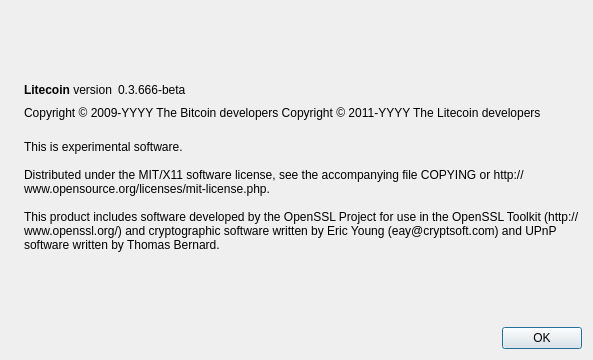
Before: the Qt Designer form src/qt/forms/aboutdialog.ui in aglehcoin-project/ac, drawn with Qt 5.
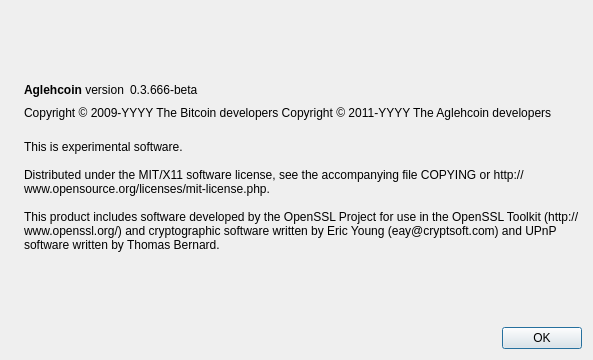
After: the same form once the commit is applied. Icons and pictures are not drawn.

```diff
--- a/src/qt/forms/aboutdialog.ui
+++ b/src/qt/forms/aboutdialog.ui
@@ -50,7 +50,7 @@
           <cursorShape>IBeamCursor</cursorShape>
          </property>
          <property name="text">
-          <string>&lt;b&gt;Litecoin&lt;/b&gt; version</string>
+          <string>&lt;b&gt;Aglehcoin&lt;/b&gt; version</string>
          </property>
          <property name="textInteractionFlags">
           <set>Qt::LinksAccessibleByMouse|Qt::TextSelectableByKeyboard|Qt::TextSelectableByMouse</set>
@@ -92,7 +92,7 @@
        </property>
        <property name="text">
         <string notr="true">Copyright &amp;copy; 2009-YYYY The Bitcoin developers
-Copyright &amp;copy; 2011-YYYY The Litecoin developers</string>
+Copyright &amp;copy; 2011-YYYY The Aglehcoin developers</string>
        </property>
        <property name="textFormat">
         <enum>Qt::RichText</enum>
```
Left out of the diff: 2 changed lines with no effect on the pictures.
